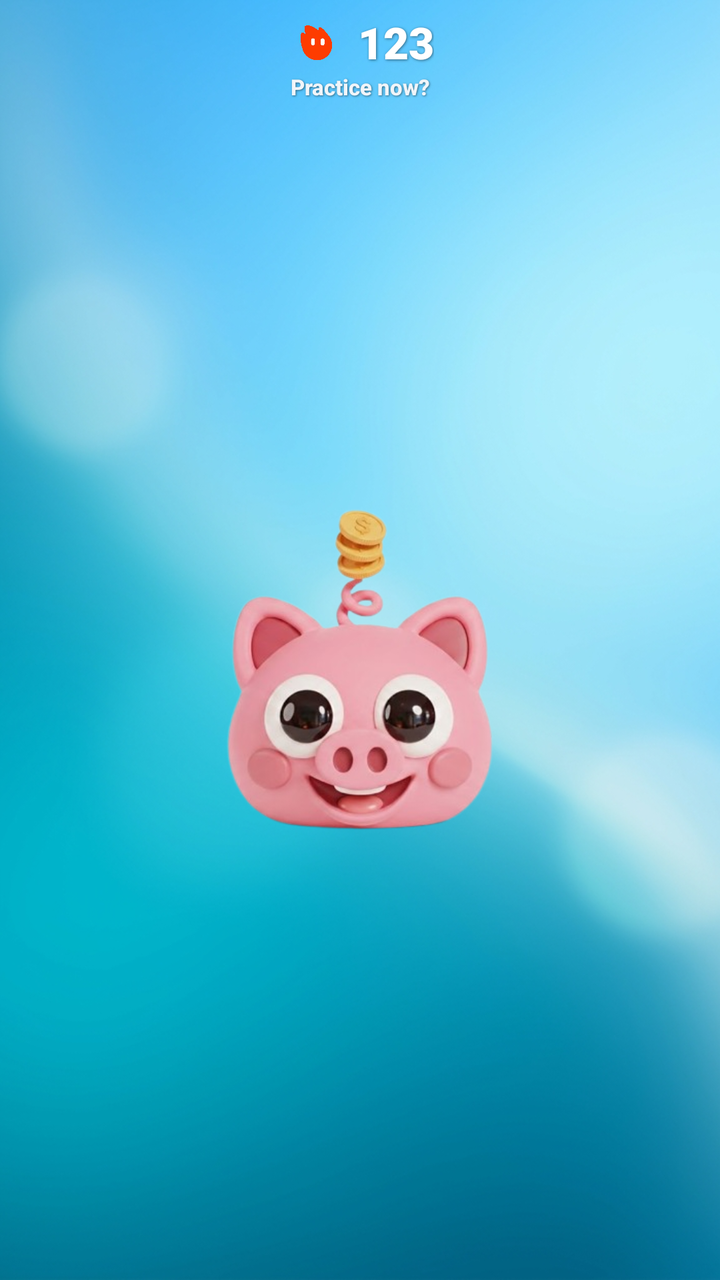
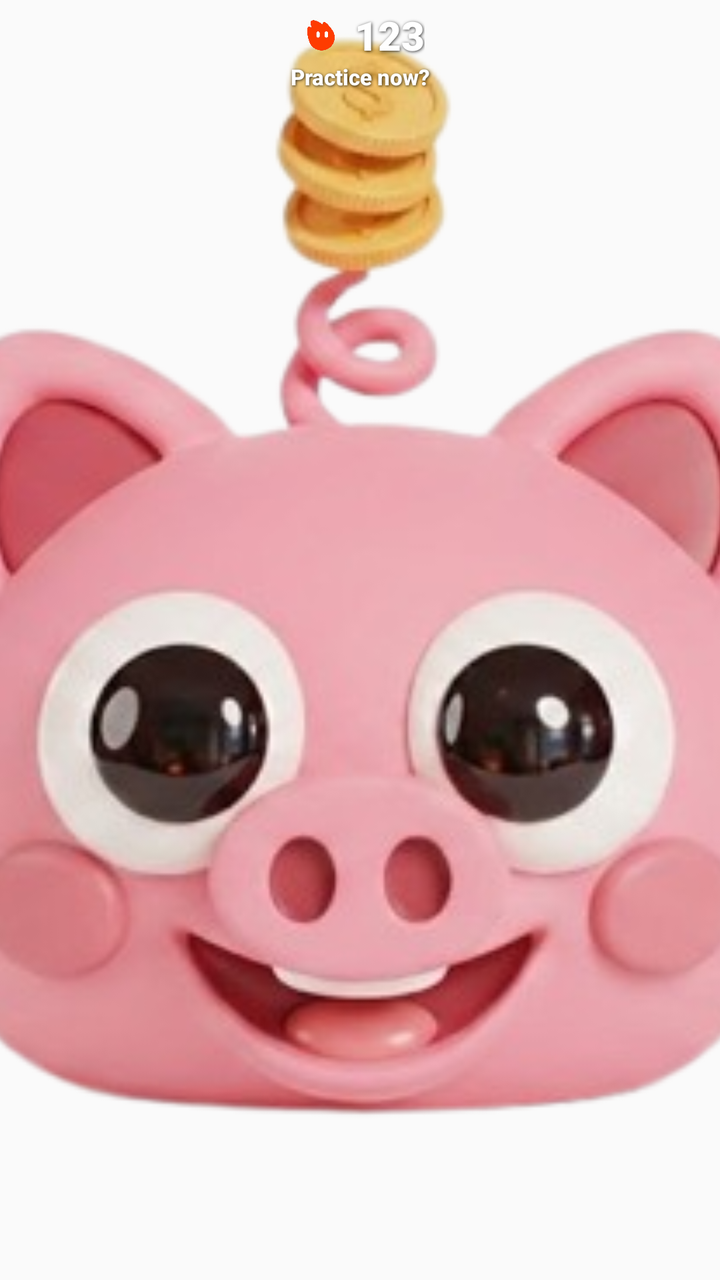

Before-and-after screenshots of an Android layout around one commit, followed by the original layout XML and the change that was made.
<!-- AndroidManifest.xml: application theme Theme.MyApplication -->
<!-- res/layout/widget_streak.xml -->
<?xml version="1.0" encoding="utf-8"?>
<FrameLayout xmlns:android="http://schemas.android.com/apk/res/android"
    android:id="@+id/widget_root"
    android:layout_width="match_parent"
    android:layout_height="match_parent">

    
    <ImageView
        android:id="@+id/iv_widget_bg"
        android:layout_width="match_parent"
        android:layout_height="match_parent"
        android:scaleType="centerCrop"
        android:src="@drawable/img_widget_bg_cyan_1785543039542"
        android:contentDescription="Widget Background" />

    
    <LinearLayout
        android:layout_width="match_parent"
        android:layout_height="match_parent"
        android:orientation="vertical"
        android:gravity="center_horizontal"
        android:layoutDirection="locale"
        android:paddingStart="6dp"
        android:paddingEnd="6dp"
        android:paddingTop="6dp"
        android:paddingBottom="4dp">

        
        <LinearLayout
            android:id="@+id/ll_streak_header"
            android:layout_width="wrap_content"
            android:layout_height="wrap_content"
            android:orientation="horizontal"
            android:gravity="center"
            android:layout_marginBottom="0dp">

            <ImageView
                android:id="@+id/iv_streak_status_icon"
                android:layout_width="30dp"
                android:layout_height="30dp"
                android:src="@drawable/streak"
                android:scaleType="fitCenter"
                android:contentDescription="Streak Status"
                android:layout_marginEnd="6dp" />

            <TextView
                android:id="@+id/tv_streak_count"
                android:layout_width="wrap_content"
                android:layout_height="wrap_content"
                android:text="123"
                android:textColor="#FFFFFF"
                android:textSize="22sp"
                android:textStyle="bold"
                android:shadowColor="#80000000"
                android:shadowDx="1.0"
                android:shadowDy="1.0"
                android:shadowRadius="3.0"
                android:fontFamily="sans-serif-black" />
        </LinearLayout>

        
        <TextView
            android:id="@+id/tv_streak_message"
            android:layout_width="match_parent"
            android:layout_height="wrap_content"
            android:gravity="center"
            android:textAlignment="center"
            android:text="Practice now?"
            android:textColor="#F1F5F9"
            android:textSize="11sp"
            android:textStyle="bold"
            android:fontFamily="sans-serif-medium"
            android:shadowColor="#80000000"
            android:shadowDx="0.5"
            android:shadowDy="0.5"
            android:shadowRadius="2.0"
            android:maxLines="1"
            android:ellipsize="end"
            android:layout_marginBottom="2dp" />

        
        <ImageView
            android:id="@+id/iv_streak_mascot"
            android:layout_width="match_parent"
            android:layout_height="0dp"
            android:layout_weight="1"
            android:layout_gravity="center_horizontal|bottom"
            android:src="@drawable/ic_piggy_happy"
            android:scaleType="fitCenter"
            android:contentDescription="Piggy Mascot" />

    </LinearLayout>
</FrameLayout>
<!-- resources referenced by this layout -->
<resources>
  <!-- drawable ic_piggy_happy: jpg bitmap (drawable, 121952 bytes) -->
  <!-- drawable img_widget_bg_cyan_1785543039542: jpg bitmap (drawable, 354635 bytes) -->
  <!-- drawable streak: png bitmap (drawable, 49723 bytes) -->
  <style name="Theme.MyApplication" parent="Theme.AppCompat.DayNight.NoActionBar">
          <item name="android:windowSplashScreenBackground" tools:targetApi="s">#FFFFFF</item>
          <item name="android:windowSplashScreenAnimatedIcon" tools:targetApi="s">@drawable/img_app_logo</item>
      </style>
  <!-- drawable img_app_logo: png bitmap (drawable, 133965 bytes) -->
</resources>

<!-- the commit's change to res/layout/widget_streak.xml (unified diff, before → after) -->
@@ -6,24 +6,26 @@
 
     
     <ImageView
-        android:id="@+id/iv_widget_bg"
+        android:id="@+id/iv_streak_mascot"
         android:layout_width="match_parent"
         android:layout_height="match_parent"
+        android:layout_gravity="center"
         android:scaleType="centerCrop"
-        android:src="@drawable/img_widget_bg_cyan_1785543039542"
-        android:contentDescription="Widget Background" />
+        android:src="@drawable/ic_piggy_happy"
+        android:contentDescription="Piggy Mascot" />
 
     
     <LinearLayout
         android:layout_width="match_parent"
-        android:layout_height="match_parent"
+        android:layout_height="wrap_content"
+        android:layout_gravity="top|center_horizontal"
         android:orientation="vertical"
         android:gravity="center_horizontal"
         android:layoutDirection="locale"
         android:paddingStart="6dp"
         android:paddingEnd="6dp"
-        android:paddingTop="6dp"
-        android:paddingBottom="4dp">
+        android:paddingTop="4dp"
+        android:paddingBottom="2dp">
 
         
         <LinearLayout
@@ -31,17 +33,16 @@
             android:layout_width="wrap_content"
             android:layout_height="wrap_content"
             android:orientation="horizontal"
-            android:gravity="center"
-            android:layout_marginBottom="0dp">
+            android:gravity="center">
 
             <ImageView
                 android:id="@+id/iv_streak_status_icon"
-                android:layout_width="30dp"
-                android:layout_height="30dp"
+                android:layout_width="26dp"
+                android:layout_height="26dp"
                 android:src="@drawable/streak"
                 android:scaleType="fitCenter"
                 android:contentDescription="Streak Status"
-                android:layout_marginEnd="6dp" />
+                android:layout_marginEnd="4dp" />
 
             <TextView
                 android:id="@+id/tv_streak_count"
@@ -49,12 +50,12 @@
                 android:layout_height="wrap_content"
                 android:text="123"
                 android:textColor="#FFFFFF"
-                android:textSize="22sp"
+                android:textSize="20sp"
                 android:textStyle="bold"
-                android:shadowColor="#80000000"
+                android:shadowColor="#CC000000"
                 android:shadowDx="1.0"
                 android:shadowDy="1.0"
-                android:shadowRadius="3.0"
+                android:shadowRadius="4.0"
                 android:fontFamily="sans-serif-black" />
         </LinearLayout>
 
@@ -66,28 +67,16 @@
             android:gravity="center"
             android:textAlignment="center"
             android:text="Practice now?"
-            android:textColor="#F1F5F9"
+            android:textColor="#FFFFFF"
             android:textSize="11sp"
             android:textStyle="bold"
             android:fontFamily="sans-serif-medium"
-            android:shadowColor="#80000000"
-            android:shadowDx="0.5"
-            android:shadowDy="0.5"
-            android:shadowRadius="2.0"
+            android:shadowColor="#CC000000"
+            android:shadowDx="1.0"
+            android:shadowDy="1.0"
+            android:shadowRadius="3.0"
             android:maxLines="1"
-            android:ellipsize="end"
-            android:layout_marginBottom="2dp" />
-
-        
-        <ImageView
-            android:id="@+id/iv_streak_mascot"
-            android:layout_width="match_parent"
-            android:layout_height="0dp"
-            android:layout_weight="1"
-            android:layout_gravity="center_horizontal|bottom"
-            android:src="@drawable/ic_piggy_happy"
-            android:scaleType="fitCenter"
-            android:contentDescription="Piggy Mascot" />
+            android:ellipsize="end" />
 
     </LinearLayout>
 </FrameLayout>
<!-- resource entries referenced after the edit -->
@@ -1,7 +1,6 @@
 <!-- resources referenced by this layout -->
 <resources>
   <!-- drawable ic_piggy_happy: jpg bitmap (drawable, 121952 bytes) -->
-  <!-- drawable img_widget_bg_cyan_1785543039542: jpg bitmap (drawable, 354635 bytes) -->
   <!-- drawable streak: png bitmap (drawable, 49723 bytes) -->
   <style name="Theme.MyApplication" parent="Theme.AppCompat.DayNight.NoActionBar">
           <item name="android:windowSplashScreenBackground" tools:targetApi="s">#FFFFFF</item>
